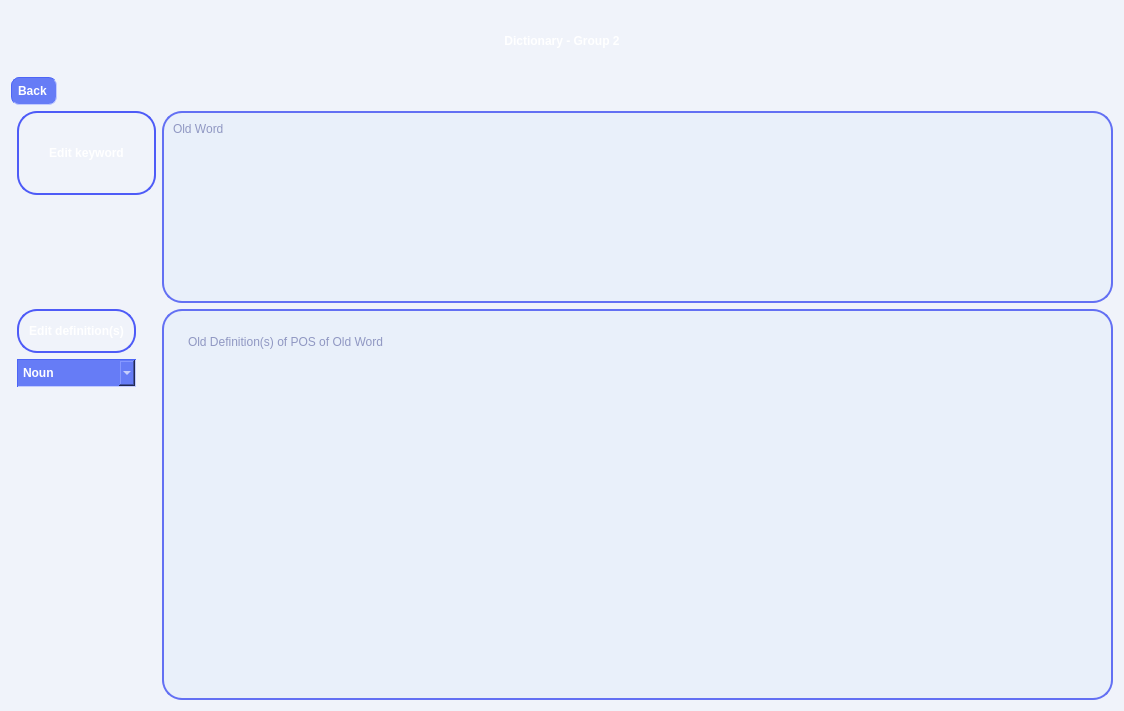
OHonSam/CS163_Group2_Dictionary, file editscreen.ui: the form before one commit.
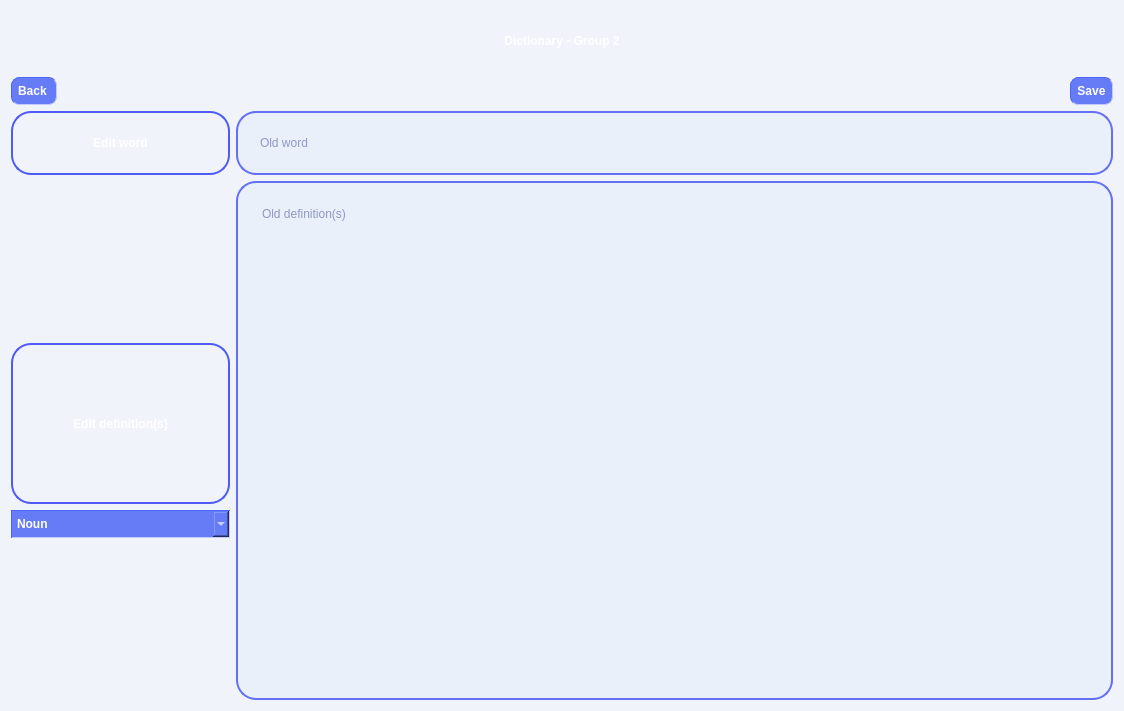
The form after the commit. Icons and pictures are not drawn.

Diff of the .ui file:
```diff
--- a/editscreen.ui
+++ b/editscreen.ui
@@ -16,14 +16,10 @@
   <property name="styleSheet">
    <string notr="true">background-color: rgb(240, 243, 250);</string>
   </property>
-  <layout class="QFormLayout" name="formLayout_3">
-   <item row="0" column="0" colspan="2">
-    <layout class="QVBoxLayout" name="verticalLayout_4">
-     <item>
-      <layout class="QVBoxLayout" name="verticalLayout_3">
-       <item>
         <layout class="QVBoxLayout" name="verticalLayout">
          <item>
+    <layout class="QVBoxLayout" name="verticalLayout_3">
+     <item>
           <widget class="QPushButton" name="pushButton_title">
            <property name="styleSheet">
             <string notr="true">padding: 20px;
@@ -41,7 +37,7 @@
           </widget>
          </item>
          <item>
-          <layout class="QHBoxLayout" name="horizontalLayout">
+      <layout class="QHBoxLayout" name="horizontalLayout_5">
            <item>
             <widget class="QPushButton" name="pushButton_goBack">
              <property name="styleSheet">
@@ -79,24 +75,34 @@
              </property>
             </spacer>
            </item>
-          </layout>
+       <item>
+        <widget class="QPushButton" name="pushButton_save">
+         <property name="styleSheet">
+          <string notr="true">padding: 6px;
+border-color: rgb(77, 101, 246);
+border-width : 1px;
+border-style:inset;
+border-radius: 8px;
+  min-height: 1px;
+  min-width: 1px;
+background-color: rgb(102, 124, 246);
+font: 11pt &quot;Comfortaa&quot;;
+font: bold;
+color: white;</string>
+         </property>
+         <property name="text">
+          <string>Save</string>
+         </property>
+        </widget>
          </item>
         </layout>
        </item>
       </layout>
      </item>
-    </layout>
-   </item>
-   <item row="1" column="1">
-    <layout class="QFormLayout" name="formLayout">
-     <item row="0" column="0">
-      <widget class="QPushButton" name="pushButton_2">
-       <property name="sizePolicy">
-        <sizepolicy hsizetype="MinimumExpanding" vsizetype="Preferred">
-         <horstretch>0</horstretch>
-         <verstretch>0</verstretch>
-        </sizepolicy>
-       </property>
+   <item>
+    <layout class="QHBoxLayout" name="horizontalLayout_2" stretch="1,4">
+     <item>
+      <widget class="QLabel" name="label_2">
        <property name="styleSheet">
         <string notr="true">padding: 12px;
 padding-left: 30px;
@@ -115,22 +121,53 @@
 </string>
        </property>
        <property name="text">
-        <string>Edit keyword</string>
+        <string>Edit word</string>
        </property>
+       <property name="alignment">
+        <set>Qt::AlignCenter</set>
+       </property>
       </widget>
      </item>
-     <item row="1" column="0">
-      <layout class="QFormLayout" name="formLayout_2">
-       <item row="0" column="0">
-        <layout class="QVBoxLayout" name="verticalLayout_2">
          <item>
-          <widget class="QPushButton" name="pushButton">
-           <property name="sizePolicy">
-            <sizepolicy hsizetype="Preferred" vsizetype="Preferred">
-             <horstretch>0</horstretch>
-             <verstretch>10</verstretch>
-            </sizepolicy>
-           </property>
+      <widget class="QLineEdit" name="lineEdit_word">
+       <property name="styleSheet">
+        <string notr="true">padding: 20px;
+border-width : 2px;
+border-style:solid;
+border-radius: 20px;
+  min-height: 20px;
+  min-width: 20px;
+background-color: rgb(233, 240, 250);
+border-color: rgb(99, 112, 243);
+font: 13pt &quot;Comfortaa&quot;;
+color: rgb(56, 64, 139);</string>
+       </property>
+       <property name="placeholderText">
+        <string>Old word</string>
+       </property>
+      </widget>
+     </item>
+    </layout>
+   </item>
+   <item>
+    <layout class="QHBoxLayout" name="horizontalLayout_3" stretch="1,4">
+     <item>
+      <layout class="QVBoxLayout" name="verticalLayout_5" stretch="1,1,1,1">
+       <item>
+        <spacer name="verticalSpacer_2">
+         <property name="orientation">
+          <enum>Qt::Vertical</enum>
+         </property>
+         <property name="sizeHint" stdset="0">
+          <size>
+           <width>20</width>
+           <height>40</height>
+          </size>
+         </property>
+        </spacer>
+       </item>
+       <item>
+        <widget class="QLabel" name="label">
            <property name="styleSheet">
             <string notr="true">padding: 10px;
 border-width : 2px;
@@ -149,10 +186,13 @@
            <property name="text">
             <string>Edit definition(s)</string>
            </property>
+         <property name="alignment">
+          <set>Qt::AlignCenter</set>
+         </property>
           </widget>
          </item>
          <item>
-          <widget class="QComboBox" name="comboBox">
+        <widget class="QComboBox" name="comboBox_2">
            <property name="sizePolicy">
             <sizepolicy hsizetype="Preferred" vsizetype="Fixed">
              <horstretch>0</horstretch>
@@ -224,43 +264,23 @@
            </item>
           </widget>
          </item>
-        </layout>
-       </item>
-      </layout>
-     </item>
-     <item row="0" column="1">
-      <widget class="QTextEdit" name="textEdit_4">
-       <property name="sizePolicy">
-        <sizepolicy hsizetype="Preferred" vsizetype="Preferred">
-         <horstretch>0</horstretch>
-         <verstretch>0</verstretch>
-        </sizepolicy>
-       </property>
-       <property name="minimumSize">
+       <item>
+        <spacer name="verticalSpacer">
+         <property name="orientation">
+          <enum>Qt::Vertical</enum>
+         </property>
+         <property name="sizeHint" stdset="0">
         <size>
-         <width>34</width>
-         <height>34</height>
-        </size>
-       </property>
-       <property name="styleSheet">
-        <string notr="true">padding: 5px;
-border-width : 2px;
-border-style:solid;
-border-radius: 20px;
-  min-height: 20px;
-  min-width: 20px;
-background-color: rgb(233, 240, 250);
-border-color: rgb(99, 112, 243);
-font: 13pt &quot;Comfortaa&quot;;
-color: rgb(56, 64, 139);</string>
-       </property>
-       <property name="placeholderText">
-        <string>Old Word</string>
-       </property>
-      </widget>
-     </item>
-     <item row="1" column="1">
-      <widget class="QTextEdit" name="textEdit_3">
+           <width>20</width>
+           <height>40</height>
+          </size>
+         </property>
+        </spacer>
+       </item>
+      </layout>
+     </item>
+     <item>
+      <widget class="QPlainTextEdit" name="plainTextEdit_def">
        <property name="styleSheet">
         <string notr="true">padding: 20px;
 border-width : 2px;
@@ -274,7 +294,7 @@
 color: rgb(56, 64, 139);</string>
        </property>
        <property name="placeholderText">
-        <string>Old Definition(s) of POS of Old Word</string>
+        <string>Old definition(s)</string>
        </property>
       </widget>
      </item>
```
Left out of the diff: 14 changed lines with no effect on the pictures. Lines whose indentation alone changed are shown as unchanged.
